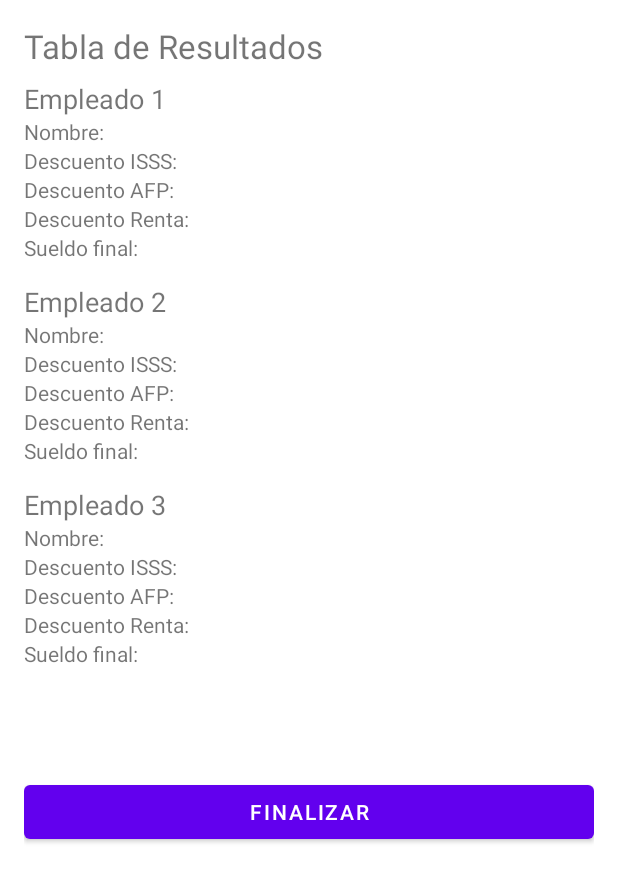
After one commit to AChapeton/ParcialesDSM, an Android app: the layout activity_answer.xml on its own in the app's theme, with its tools: preview values and no code run, on a phone screen of 412 x 824 dp. The commit adds this screen. Shown: the top 882 px of the screen. Run offline under Robolectric (Android 15) with nearby library versions, the phone set to English and light mode, and no system bars.

Commit message:
Ejercicio 3

```diff
--- a/Parcial_01/Ejercicio3/app/src/main/AndroidManifest.xml
+++ b/Parcial_01/Ejercicio3/app/src/main/AndroidManifest.xml
@@ -9,6 +9,7 @@
         android:roundIcon="@mipmap/ic_launcher_round"
         android:supportsRtl="true"
         android:theme="@style/Theme.Parcial01_Ejercicio03">
+        <activity android:name=".AnswerActivity"></activity>
         <activity android:name=".MainActivity">
             <intent-filter>
                 <action android:name="android.intent.action.MAIN" />
--- /dev/null
+++ b/Parcial_01/Ejercicio3/app/src/main/res/layout/activity_answer.xml
@@ -0,0 +1,344 @@
+<?xml version="1.0" encoding="utf-8"?>
+<LinearLayout xmlns:android="http://schemas.android.com/apk/res/android"
+    xmlns:app="http://schemas.android.com/apk/res-auto"
+    xmlns:tools="http://schemas.android.com/tools"
+    android:layout_width="match_parent"
+    android:layout_height="match_parent"
+    android:orientation="vertical"
+    android:padding="16sp"
+    tools:context=".AnswerActivity">
+
+    <TextView
+        android:id="@+id/textView17"
+        android:layout_width="match_parent"
+        android:layout_height="wrap_content"
+        android:textSize="22sp"
+        android:layout_marginBottom="8sp"
+        android:text="Tabla de Resultados" />
+
+    <ScrollView
+        android:layout_width="match_parent"
+        android:layout_height="match_parent">
+
+        <LinearLayout
+            android:layout_width="match_parent"
+            android:layout_height="wrap_content"
+            android:orientation="vertical" >
+
+            <TableLayout
+                android:layout_width="match_parent"
+                android:layout_height="match_parent"
+                android:layout_marginBottom="14sp">
+
+                <TableRow
+                    android:layout_width="match_parent"
+                    android:layout_height="match_parent" >
+
+                    <TextView
+                        android:id="@+id/textView18"
+                        android:layout_width="wrap_content"
+                        android:layout_height="wrap_content"
+                        android:textSize="18sp"
+                        android:text="Empleado 1" />
+                </TableRow>
+
+                <TableRow
+                    android:layout_width="match_parent"
+                    android:layout_height="match_parent" >
+
+                    <TextView
+                        android:id="@+id/textView20"
+                        android:layout_width="wrap_content"
+                        android:layout_height="wrap_content"
+                        android:text="Nombre:" />
+
+                    <TextView
+                        android:id="@+id/txtViewNombre1"
+                        android:layout_width="wrap_content"
+                        android:layout_height="wrap_content" />
+                </TableRow>
+
+                <TableRow
+                    android:layout_width="match_parent"
+                    android:layout_height="match_parent" >
+
+                    <TextView
+                        android:id="@+id/textView22"
+                        android:layout_width="wrap_content"
+                        android:layout_height="wrap_content"
+                        android:text="Descuento ISSS:" />
+
+                    <TextView
+                        android:id="@+id/txtViewIsss1"
+                        android:layout_width="wrap_content"
+                        android:layout_height="wrap_content" />
+                </TableRow>
+
+                <TableRow
+                    android:layout_width="match_parent"
+                    android:layout_height="match_parent" >
+
+                    <TextView
+                        android:id="@+id/textView24"
+                        android:layout_width="wrap_content"
+                        android:layout_height="wrap_content"
+                        android:text="Descuento AFP:" />
+
+                    <TextView
+                        android:id="@+id/txtViewAfp1"
+                        android:layout_width="wrap_content"
+                        android:layout_height="wrap_content" />
+                </TableRow>
+
+                <TableRow
+                    android:layout_width="match_parent"
+                    android:layout_height="match_parent" >
+
+                    <TextView
+                        android:layout_width="wrap_content"
+                        android:layout_height="wrap_content"
+                        android:text="Descuento Renta:" />
+
+                    <TextView
+                        android:id="@+id/txtViewRenta1"
+                        android:layout_width="wrap_content"
+                        android:layout_height="wrap_content" />
+                </TableRow>
+
+                <TableRow
+                    android:layout_width="match_parent"
+                    android:layout_height="match_parent" >
+
+                    <TextView
+                        android:id="@+id/textView28"
+                        android:layout_width="wrap_content"
+                        android:layout_height="wrap_content"
+                        android:text="Sueldo final:" />
+
+                    <TextView
+                        android:id="@+id/txtViewSueldo1"
+                        android:layout_width="wrap_content"
+                        android:layout_height="wrap_content" />
+                </TableRow>
+            </TableLayout>
+
+            <TableLayout
+                android:layout_width="match_parent"
+                android:layout_height="match_parent"
+                android:layout_marginBottom="14sp">
+
+                <TableRow
+                    android:layout_width="match_parent"
+                    android:layout_height="match_parent" >
+
+                    <TextView
+                        android:id="@+id/textView29"
+                        android:layout_width="wrap_content"
+                        android:layout_height="wrap_content"
+                        android:textSize="18sp"
+                        android:text="Empleado 2" />
+                </TableRow>
+
+                <TableRow
+                    android:layout_width="match_parent"
+                    android:layout_height="match_parent" >
+
+                    <TextView
+                        android:id="@+id/textView31"
+                        android:layout_width="wrap_content"
+                        android:layout_height="wrap_content"
+                        android:text="Nombre:" />
+
+                    <TextView
+                        android:id="@+id/txtViewNombre2"
+                        android:layout_width="wrap_content"
+                        android:layout_height="wrap_content" />
+                </TableRow>
+
+                <TableRow
+                    android:layout_width="match_parent"
+                    android:layout_height="match_parent" >
+
+                    <TextView
+                        android:id="@+id/textView33"
+                        android:layout_width="wrap_content"
+                        android:layout_height="match_parent"
+                        android:text="Descuento ISSS:" />
+
+                    <TextView
+                        android:id="@+id/txtViewIsss2"
+                        android:layout_width="wrap_content"
+                        android:layout_height="wrap_content" />
+                </TableRow>
+
+                <TableRow
+                    android:layout_width="match_parent"
+                    android:layout_height="match_parent" >
+
+                    <TextView
+                        android:id="@+id/textView35"
+                        android:layout_width="wrap_content"
+                        android:layout_height="wrap_content"
+                        android:text="Descuento AFP:" />
+
+                    <TextView
+                        android:id="@+id/txtViewAfp2"
+                        android:layout_width="wrap_content"
+                        android:layout_height="wrap_content" />
+                </TableRow>
+
+                <TableRow
+                    android:layout_width="match_parent"
+                    android:layout_height="match_parent" >
+
+                    <TextView
+                        android:id="@+id/textView37"
+                        android:layout_width="wrap_content"
+                        android:layout_height="wrap_content"
+                        android:text="Descuento Renta:" />
+
+                    <TextView
+                        android:id="@+id/txtViewRenta2"
+                        android:layout_width="wrap_content"
+                        android:layout_height="wrap_content" />
+                </TableRow>
+
+                <TableRow
+                    android:layout_width="match_parent"
+                    android:layout_height="match_parent" >
+
+                    <TextView
+                        android:id="@+id/textView39"
+                        android:layout_width="wrap_content"
+                        android:layout_height="wrap_content"
+                        android:text="Sueldo final:" />
+
+                    <TextView
+                        android:id="@+id/txtViewSueldo2"
+                        android:layout_width="wrap_content"
+                        android:layout_height="wrap_content" />
+                </TableRow>
+            </TableLayout>
+
+            <TableLayout
+                android:layout_width="match_parent"
+                android:layout_height="match_parent"
+                android:layout_marginBottom="14sp">
+
+                <TableRow
+                    android:layout_width="match_parent"
+                    android:layout_height="match_parent" >
+
+                    <TextView
+                        android:id="@+id/textView40"
+                        android:layout_width="wrap_content"
+                        android:layout_height="wrap_content"
+                        android:textSize="18sp"
+                        android:text="Empleado 3" />
+                </TableRow>
+
+                <TableRow
+                    android:layout_width="match_parent"
+                    android:layout_height="match_parent" >
+
+                    <TextView
+                        android:id="@+id/textView42"
+                        android:layout_width="wrap_content"
+                        android:layout_height="wrap_content"
+                        android:text="Nombre:" />
+
+                    <TextView
+                        android:id="@+id/txtViewNombre3"
+                        android:layout_width="wrap_content"
+                        android:layout_height="wrap_content" />
+                </TableRow>
+
+                <TableRow
+                    android:layout_width="match_parent"
+                    android:layout_height="match_parent" >
+
+                    <TextView
+                        android:id="@+id/textView44"
+                        android:layout_width="wrap_content"
+                        android:layout_height="wrap_content"
+                        android:text="Descuento ISSS:" />
+
+                    <TextView
+                        android:id="@+id/txtViewIsss3"
+                        android:layout_width="wrap_content"
+                        android:layout_height="wrap_content" />
+                </TableRow>
+
+                <TableRow
+                    android:layout_width="match_parent"
+                    android:layout_height="match_parent" >
+
+                    <TextView
+                        android:id="@+id/textView46"
+                        android:layout_width="wrap_content"
+                        android:layout_height="wrap_content"
+                        android:text="Descuento AFP:" />
+
+                    <TextView
+                        android:id="@+id/txtViewAfp3"
+                        android:layout_width="wrap_content"
+                        android:layout_height="wrap_content" />
+                </TableRow>
+
+                <TableRow
+                    android:layout_width="match_parent"
+                    android:layout_height="match_parent" >
+
+                    <TextView
+                        android:id="@+id/textView48"
+                        android:layout_width="wrap_content"
+                        android:layout_height="wrap_content"
+                        android:text="Descuento Renta:" />
+
+                    <TextView
+                        android:id="@+id/txtViewRenta3"
+                        android:layout_width="wrap_content"
+                        android:layout_height="wrap_content" />
+                </TableRow>
+
+                <TableRow
+                    android:layout_width="match_parent"
+                    android:layout_height="match_parent" >
+
+                    <TextView
+                        android:id="@+id/textView50"
+                        android:layout_width="wrap_content"
+                        android:layout_height="wrap_content"
+                        android:text="Sueldo final:" />
+
+                    <TextView
+                        android:id="@+id/txtViewSueldo3"
+                        android:layout_width="wrap_content"
+                        android:layout_height="wrap_content" />
+                </TableRow>
+            </TableLayout>
+
+            <TextView
+                android:id="@+id/txtViewMensaje"
+                android:layout_width="match_parent"
+                android:layout_height="wrap_content" />
+
+            <TextView
+                android:id="@+id/txtViewMayorSalario"
+                android:layout_width="match_parent"
+                android:layout_height="wrap_content" />
+
+            <TextView
+                android:id="@+id/txtViewMasTres"
+                android:layout_width="match_parent"
+                android:layout_height="wrap_content" />
+
+            <Button
+                android:id="@+id/btnFinalizar"
+                android:layout_width="match_parent"
+                android:layout_height="wrap_content"
+                android:onClick="finalizar"
+                android:text="Finalizar" />
+        </LinearLayout>
+    </ScrollView>
+</LinearLayout>
```
Also changed, not shown: Parcial_01/Ejercicio3/app/src/main/java/sv/edu/udb/parcial01_ejercicio03/AnswerActivity.java (added, +188 -0 lines), Parcial_01/Ejercicio3/app/src/main/java/sv/edu/udb/parcial01_ejercicio03/MainActivity.java (+51 -0 lines), Parcial_01/Ejercicio3/app/src/main/res/layout/activity_main.xml (+17 -15 lines).
